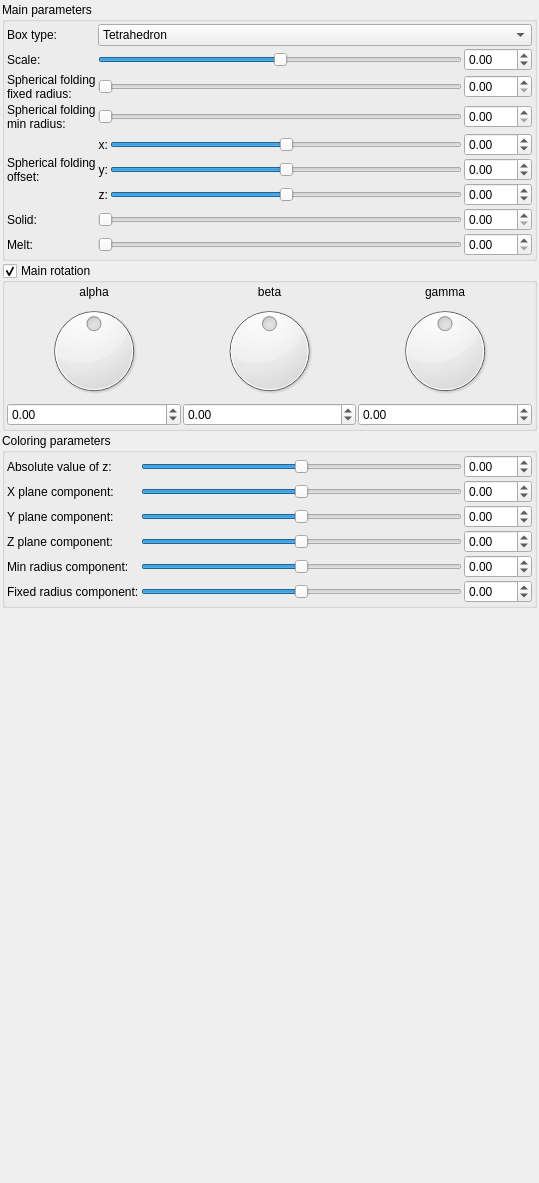
Old version of the form mandelbulber2/qt_data/fractal_generalized_fold_box.ui in the repository buddhi1980/mandelbulber2.
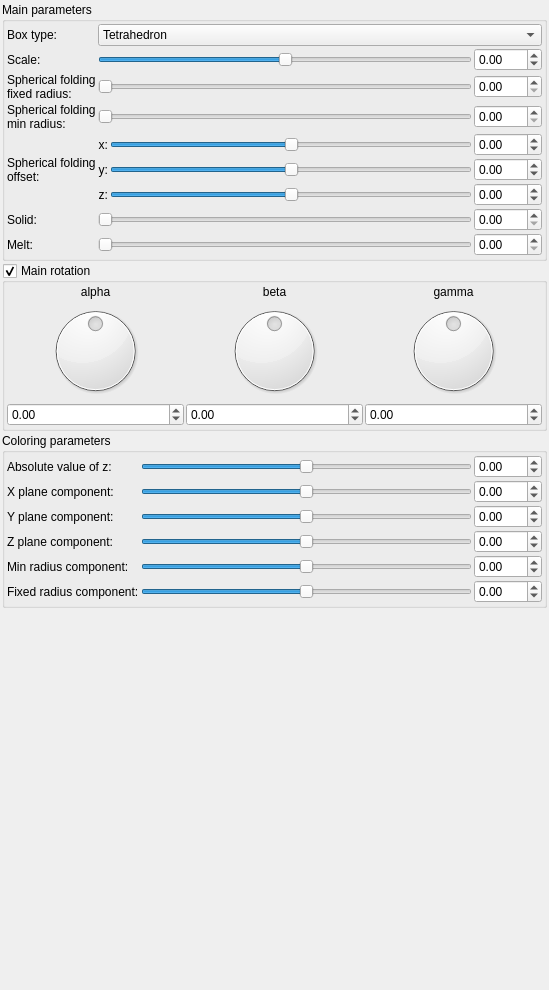
New version of the form. Custom widgets are drawn as their Qt base class.

Commit message: Changed vertical size policy for all edit widgets in all *.ui files Font size controls height of table rows

The edit to the form file:
```diff
--- a/mandelbulber2/qt_data/fractal_generalized_fold_box.ui
+++ b/mandelbulber2/qt_data/fractal_generalized_fold_box.ui
@@ -6,8 +6,8 @@
    <rect>
     <x>0</x>
     <y>0</y>
-    <width>539</width>
-    <height>1183</height>
+    <width>549</width>
+    <height>990</height>
    </rect>
   </property>
   <property name="windowTitle">
@@ -57,6 +57,12 @@
         </property>
         <item row="0" column="1" colspan="3">
          <widget class="QComboBox" name="comboBox_mandelbox_generalized_fold_type">
+          <property name="sizePolicy">
+           <sizepolicy hsizetype="Preferred" vsizetype="Maximum">
+            <horstretch>0</horstretch>
+            <verstretch>0</verstretch>
+           </sizepolicy>
+          </property>
           <item>
            <property name="text">
             <string>Tetrahedron</string>
@@ -101,6 +107,12 @@
         </item>
         <item row="6" column="3">
          <widget class="MyDoubleSpinBox" name="spinbox3_mandelbox_offset_z">
+          <property name="sizePolicy">
+           <sizepolicy hsizetype="Minimum" vsizetype="Maximum">
+            <horstretch>0</horstretch>
+            <verstretch>0</verstretch>
+           </sizepolicy>
+          </property>
           <property name="prefix">
            <string/>
           </property>
@@ -171,6 +183,12 @@
         </item>
         <item row="5" column="3">
          <widget class="MyDoubleSpinBox" name="spinbox3_mandelbox_offset_y">
+          <property name="sizePolicy">
+           <sizepolicy hsizetype="Minimum" vsizetype="Maximum">
+            <horstretch>0</horstretch>
+            <verstretch>0</verstretch>
+           </sizepolicy>
+          </property>
           <property name="prefix">
            <string/>
           </property>
@@ -193,6 +211,12 @@
         </item>
         <item row="4" column="3">
          <widget class="MyDoubleSpinBox" name="spinbox3_mandelbox_offset_x">
+          <property name="sizePolicy">
+           <sizepolicy hsizetype="Minimum" vsizetype="Maximum">
+            <horstretch>0</horstretch>
+            <verstretch>0</verstretch>
+           </sizepolicy>
+          </property>
           <property name="prefix">
            <string/>
           </property>
@@ -222,6 +246,12 @@
         </item>
         <item row="3" column="3">
          <widget class="MyDoubleSpinBox" name="spinbox_mandelbox_folding_min_radius">
+          <property name="sizePolicy">
+           <sizepolicy hsizetype="Minimum" vsizetype="Maximum">
+            <horstretch>0</horstretch>
+            <verstretch>0</verstretch>
+           </sizepolicy>
+          </property>
           <property name="prefix">
            <string/>
           </property>
@@ -241,6 +271,12 @@
         </item>
         <item row="2" column="3">
          <widget class="MyDoubleSpinBox" name="spinbox_mandelbox_folding_fixed_radius">
+          <property name="sizePolicy">
+           <sizepolicy hsizetype="Minimum" vsizetype="Maximum">
+            <horstretch>0</horstretch>
+            <verstretch>0</verstretch>
+           </sizepolicy>
+          </property>
           <property name="prefix">
            <string/>
           </property>
@@ -268,6 +304,12 @@
         </item>
         <item row="4" column="2">
          <widget class="QSlider" name="slider3_mandelbox_offset_x">
+          <property name="sizePolicy">
+           <sizepolicy hsizetype="Expanding" vsizetype="Maximum">
+            <horstretch>0</horstretch>
+            <verstretch>0</verstretch>
+           </sizepolicy>
+          </property>
           <property name="minimum">
            <number>-500</number>
           </property>
@@ -300,6 +342,12 @@
         </item>
         <item row="5" column="2">
          <widget class="QSlider" name="slider3_mandelbox_offset_y">
+          <property name="sizePolicy">
+           <sizepolicy hsizetype="Expanding" vsizetype="Maximum">
+            <horstretch>0</horstretch>
+            <verstretch>0</verstretch>
+           </sizepolicy>
+          </property>
           <property name="minimum">
            <number>-500</number>
           </property>
@@ -316,6 +364,12 @@
         </item>
         <item row="1" column="3">
          <widget class="MyDoubleSpinBox" name="spinbox_mandelbox_scale">
+          <property name="sizePolicy">
+           <sizepolicy hsizetype="Minimum" vsizetype="Maximum">
+            <horstretch>0</horstretch>
+            <verstretch>0</verstretch>
+           </sizepolicy>
+          </property>
           <property name="prefix">
            <string/>
           </property>
@@ -338,6 +392,12 @@
         </item>
         <item row="6" column="2">
          <widget class="QSlider" name="slider3_mandelbox_offset_z">
+          <property name="sizePolicy">
+           <sizepolicy hsizetype="Expanding" vsizetype="Maximum">
+            <horstretch>0</horstretch>
+            <verstretch>0</verstretch>
+           </sizepolicy>
+          </property>
           <property name="minimum">
            <number>-500</number>
           </property>
@@ -354,6 +414,12 @@
         </item>
         <item row="3" column="1" colspan="2">
          <widget class="QSlider" name="slider_mandelbox_folding_min_radius">
+          <property name="sizePolicy">
+           <sizepolicy hsizetype="Expanding" vsizetype="Maximum">
+            <horstretch>0</horstretch>
+            <verstretch>0</verstretch>
+           </sizepolicy>
+          </property>
           <property name="minimum">
            <number>0</number>
           </property>
@@ -370,6 +436,12 @@
         </item>
         <item row="2" column="1" colspan="2">
          <widget class="QSlider" name="slider_mandelbox_folding_fixed_radius">
+          <property name="sizePolicy">
+           <sizepolicy hsizetype="Expanding" vsizetype="Maximum">
+            <horstretch>0</horstretch>
+            <verstretch>0</verstretch>
+           </sizepolicy>
+          </property>
           <property name="minimum">
            <number>0</number>
           </property>
@@ -386,6 +458,12 @@
         </item>
         <item row="1" column="1" colspan="2">
          <widget class="QSlider" name="slider_mandelbox_scale">
+          <property name="sizePolicy">
+           <sizepolicy hsizetype="Expanding" vsizetype="Maximum">
+            <horstretch>0</horstretch>
+            <verstretch>0</verstretch>
+           </sizepolicy>
+          </property>
           <property name="minimum">
            <number>-500</number>
           </property>
@@ -423,6 +501,12 @@
         </item>
         <item row="7" column="1" colspan="2">
          <widget class="QSlider" name="slider_mandelbox_solid">
+          <property name="sizePolicy">
+           <sizepolicy hsizetype="Expanding" vsizetype="Maximum">
+            <horstretch>0</horstretch>
+            <verstretch>0</verstretch>
+           </sizepolicy>
+          </property>
           <property name="minimum">
            <number>0</number>
           </property>
@@ -439,6 +523,12 @@
         </item>
         <item row="7" column="3">
          <widget class="MyDoubleSpinBox" name="spinbox_mandelbox_solid">
+          <property name="sizePolicy">
+           <sizepolicy hsizetype="Minimum" vsizetype="Maximum">
+            <horstretch>0</horstretch>
+            <verstretch>0</verstretch>
+           </sizepolicy>
+          </property>
           <property name="prefix">
            <string/>
           </property>
@@ -458,6 +548,12 @@
         </item>
         <item row="8" column="1" colspan="2">
          <widget class="QSlider" name="slider_mandelbox_melt">
+          <property name="sizePolicy">
+           <sizepolicy hsizetype="Expanding" vsizetype="Maximum">
+            <horstretch>0</horstretch>
+            <verstretch>0</verstretch>
+           </sizepolicy>
+          </property>
           <property name="minimum">
            <number>0</number>
           </property>
@@ -474,6 +570,12 @@
         </item>
         <item row="8" column="3">
          <widget class="MyDoubleSpinBox" name="spinbox_mandelbox_melt">
+          <property name="sizePolicy">
+           <sizepolicy hsizetype="Minimum" vsizetype="Maximum">
+            <horstretch>0</horstretch>
+            <verstretch>0</verstretch>
+           </sizepolicy>
+          </property>
           <property name="prefix">
            <string/>
           </property>
@@ -563,6 +665,12 @@
         </item>
         <item row="2" column="0">
          <widget class="MyDoubleSpinBox" name="spinboxd3_mandelbox_rotation_main_x">
+          <property name="sizePolicy">
+           <sizepolicy hsizetype="Minimum" vsizetype="Maximum">
+            <horstretch>0</horstretch>
+            <verstretch>0</verstretch>
+           </sizepolicy>
+          </property>
           <property name="prefix">
            <string/>
           </property>
@@ -618,6 +726,12 @@
         </item>
         <item row="2" column="1">
          <widget class="MyDoubleSpinBox" name="spinboxd3_mandelbox_rotation_main_y">
+          <property name="sizePolicy">
+           <sizepolicy hsizetype="Minimum" vsizetype="Maximum">
+            <horstretch>0</horstretch>
+            <verstretch>0</verstretch>
+           </sizepolicy>
+          </property>
           <property name="prefix">
            <string/>
           </property>
@@ -640,6 +754,12 @@
         </item>
         <item row="2" column="2">
          <widget class="MyDoubleSpinBox" name="spinboxd3_mandelbox_rotation_main_z">
+          <property name="sizePolicy">
+           <sizepolicy hsizetype="Minimum" vsizetype="Maximum">
+            <horstretch>0</horstretch>
+            <verstretch>0</verstretch>
+           </sizepolicy>
+          </property>
           <property name="prefix">
            <string/>
           </property>
@@ -707,6 +827,12 @@
         </item>
         <item row="2" column="1">
          <widget class="QSlider" name="slider3_mandelbox_color_y">
+          <property name="sizePolicy">
+           <sizepolicy hsizetype="Expanding" vsizetype="Maximum">
+            <horstretch>0</horstretch>
+            <verstretch>0</verstretch>
+           </sizepolicy>
+          </property>
           <property name="minimum">
            <number>-500</number>
           </property>
@@ -723,6 +849,12 @@
         </item>
         <item row="1" column="2">
          <widget class="MyDoubleSpinBox" name="spinbox3_mandelbox_color_x">
+          <property name="sizePolicy">
+           <sizepolicy hsizetype="Minimum" vsizetype="Maximum">
+            <horstretch>0</horstretch>
+            <verstretch>0</verstretch>
+           </sizepolicy>
+          </property>
           <property name="prefix">
            <string/>
           </property>
@@ -745,6 +877,12 @@
         </item>
         <item row="3" column="2">
          <widget class="MyDoubleSpinBox" name="spinbox3_mandelbox_color_z">
+          <property name="sizePolicy">
+           <sizepolicy hsizetype="Minimum" vsizetype="Maximum">
+            <horstretch>0</horstretch>
+            <verstretch>0</verstretch>
+           </sizepolicy>
+          </property>
           <property name="prefix">
            <string/>
           </property>
@@ -767,6 +905,12 @@
         </item>
         <item row="1" column="1">
          <widget class="QSlider" name="slider3_mandelbox_color_x">
+          <property name="sizePolicy">
+           <sizepolicy hsizetype="Expanding" vsizetype="Maximum">
+            <horstretch>0</horstretch>
+            <verstretch>0</verstretch>
+           </sizepolicy>
+          </property>
           <property name="minimum">
            <number>-500</number>
           </property>
@@ -797,6 +941,12 @@
         </item>
         <item row="0" column="1">
          <widget class="QSlider" name="slider_mandelbox_color_R">
+          <property name="sizePolicy">
+           <sizepolicy hsizetype="Expanding" vsizetype="Maximum">
+            <horstretch>0</horstretch>
+            <verstretch>0</verstretch>
+           </sizepolicy>
+          </property>
           <property name="minimum">
            <number>-500</number>
           </property>
@@ -813,6 +963,12 @@
         </item>
         <item row="0" column="2">
          <widget class="MyDoubleSpinBox" name="spinbox_mandelbox_color_R">
+          <property name="sizePolicy">
+           <sizepolicy hsizetype="Minimum" vsizetype="Maximum">
+            <horstretch>0</horstretch>
+            <verstretch>0</verstretch>
+           </sizepolicy>
+          </property>
           <property name="prefix">
            <string/>
           </property>
@@ -835,6 +991,12 @@
         </item>
         <item row="3" column="1">
          <widget class="QSlider" name="slider3_mandelbox_color_z">
+          <property name="sizePolicy">
+           <sizepolicy hsizetype="Expanding" vsizetype="Maximum">
+            <horstretch>0</horstretch>
+            <verstretch>0</verstretch>
+           </sizepolicy>
+          </property>
           <property name="minimum">
            <number>-500</number>
           </property>
@@ -858,6 +1020,12 @@
         </item>
         <item row="2" column="2">
          <widget class="MyDoubleSpinBox" name="spinbox3_mandelbox_color_y">
+          <property name="sizePolicy">
+           <sizepolicy hsizetype="Minimum" vsizetype="Maximum">
+            <horstretch>0</horstretch>
+            <verstretch>0</verstretch>
+           </sizepolicy>
+          </property>
           <property name="prefix">
            <string/>
           </property>
@@ -887,6 +1055,12 @@
         </item>
         <item row="4" column="1">
          <widget class="QSlider" name="slider_mandelbox_color_Sp1">
+          <property name="sizePolicy">
+           <sizepolicy hsizetype="Expanding" vsizetype="Maximum">
+            <horstretch>0</horstretch>
+            <verstretch>0</verstretch>
+           </sizepolicy>
+          </property>
           <property name="minimum">
            <number>-500</number>
           </property>
@@ -903,6 +1077,12 @@
         </item>
         <item row="5" column="1">
          <widget class="QSlider" name="slider_mandelbox_color_Sp2">
+          <property name="sizePolicy">
+           <sizepolicy hsizetype="Expanding" vsizetype="Maximum">
+            <horstretch>0</horstretch>
+            <verstretch>0</verstretch>
+           </sizepolicy>
+          </property>
           <property name="minimum">
            <number>-500</number>
           </property>
@@ -919,6 +1099,12 @@
         </item>
         <item row="4" column="2">
          <widget class="MyDoubleSpinBox" name="spinbox_mandelbox_color_Sp1">
+          <property name="sizePolicy">
+           <sizepolicy hsizetype="Minimum" vsizetype="Maximum">
+            <horstretch>0</horstretch>
+            <verstretch>0</verstretch>
+           </sizepolicy>
+          </property>
           <property name="prefix">
            <string/>
           </property>
@@ -941,6 +1127,12 @@
         </item>
         <item row="5" column="2">
          <widget class="MyDoubleSpinBox" name="spinbox_mandelbox_color_Sp2">
+          <property name="sizePolicy">
+           <sizepolicy hsizetype="Minimum" vsizetype="Maximum">
+            <horstretch>0</horstretch>
+            <verstretch>0</verstretch>
+           </sizepolicy>
+          </property>
           <property name="prefix">
            <string/>
           </property>
```
The commit also changes 23 other files.
